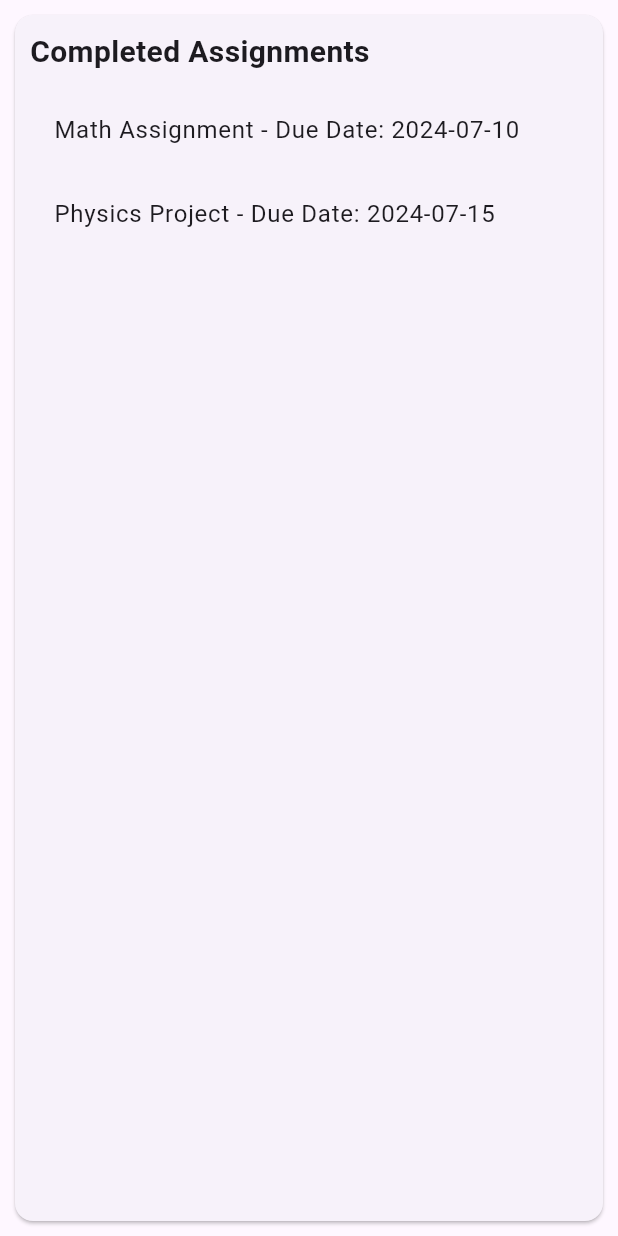
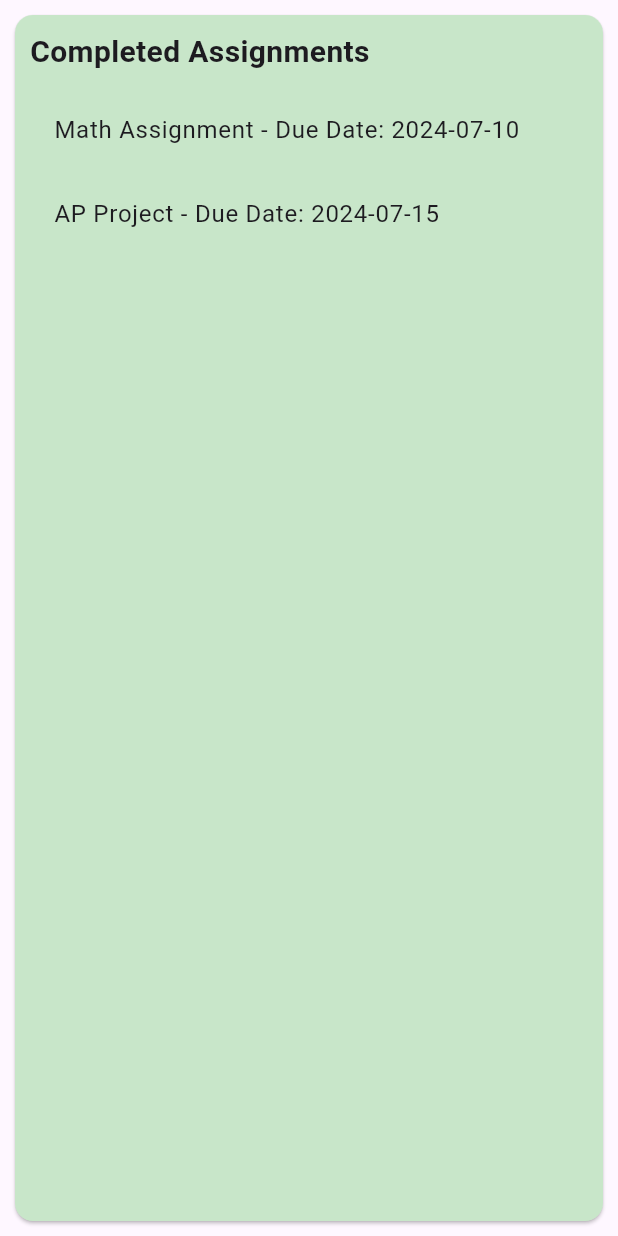
Before and after one commit to nanafarhanj/project, a Flutter app: the CompletedAssignmentsSection widget shown alone on an empty page, opened directly, on a phone screen of 412 x 824 dp. Run offline on Flutter 3.47's test engine with Material 3 defaults, Android fonts, the phone set to English and light mode, and no system bars; our stand-ins replace file_picker, line_awesome_flutter; missing offline and left inert: time_planner.

Commit message:
Update HomePage.dart

```diff
--- a/flutter_app/lib/HomePage.dart
+++ b/flutter_app/lib/HomePage.dart
@@ -33,6 +33,7 @@ class HomePageState extends State<HomePage> {
   Widget build(BuildContext context) {
     return Scaffold(
       appBar: AppBar(
+        backgroundColor: const Color.fromARGB(255, 55, 123, 241),
         title: Text('Home'),
       ),
       body: _pages[selectedIndex],
@@ -63,8 +64,6 @@ class HomePageState extends State<HomePage> {
             label: 'Profile',
           ),
         ],
-        fixedColor: Colors.deepPurpleAccent,
-        backgroundColor: Colors.deepPurpleAccent,
         currentIndex: selectedIndex,
         selectedItemColor: Colors.blue,
         onTap: _onItemTapped,
@@ -95,6 +94,7 @@ class SummarySection extends StatelessWidget {
   @override
   Widget build(BuildContext context) {
     return Card(
+      color: Colors.pinkAccent,
       margin: EdgeInsets.all(10.0),
       child: Padding(
         padding: EdgeInsets.all(10.0),
@@ -128,6 +128,7 @@ class TodayTasksSection extends StatelessWidget {
   @override
   Widget build(BuildContext context) {
     return Card(
+      color: Colors.orange,
       margin: EdgeInsets.all(10.0),
       child: Padding(
         padding: EdgeInsets.all(10.0),
@@ -144,15 +145,16 @@ class TodayTasksSection extends StatelessWidget {
                 title: Text(task),
                 trailing: Row(
                   mainAxisSize: MainAxisSize.min,
+
                   children: [
                     IconButton(
                         onPressed: () {
-                          // Handle task completion
+
                         },
                         icon: const Icon(LineAwesomeIcons.check_circle_solid)),
                     IconButton(
                         onPressed: () {
-                          // Handle task deletion
+
                         },
                         icon: Icon(LineAwesomeIcons.trash_alt_solid)),
                   ],
@@ -169,12 +171,14 @@ class TodayTasksSection extends StatelessWidget {
 class CompletedAssignmentsSection extends StatelessWidget {
   final List<String> completedAssignments = [
     'Math Assignment - Due Date: 2024-07-10',
-    'Physics Project - Due Date: 2024-07-15',
+    'AP Project - Due Date: 2024-07-15',
   ];
 
   @override
   Widget build(BuildContext context) {
     return Card(
+      shadowColor: Colors.black,
+      color: Colors.green[100],
       margin: EdgeInsets.all(10.0),
       child: Padding(
         padding: EdgeInsets.all(10.0),
```
